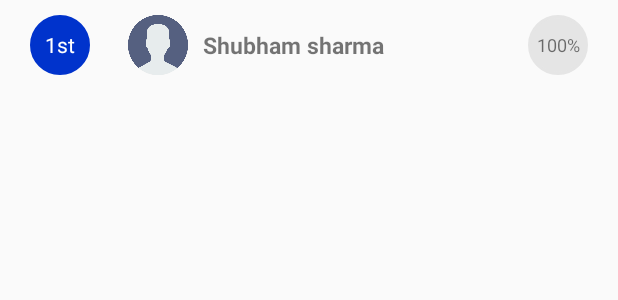
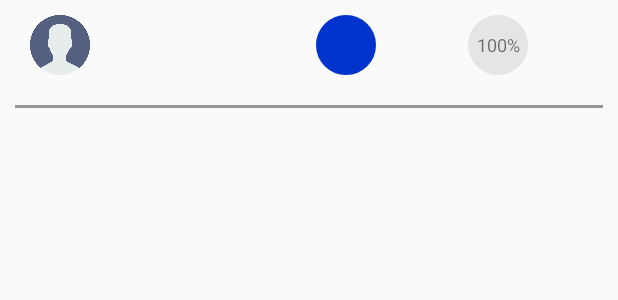
Before and after one commit to SHARMAHOSK/ITIFIGHTER, an Android app: the layout activity_leader_board_xyz.xml on its own in the app's theme, with its tools: preview values and no code run, on a phone screen of 412 x 824 dp. Shown: the top 300 px of the screen. Run offline under Robolectric (Android 15) with nearby library versions, the phone set to English and light mode, and no system bars.

Commit message:
leader board design updated

```diff
--- a/app/src/main/res/layout/activity_leader_board_xyz.xml
+++ b/app/src/main/res/layout/activity_leader_board_xyz.xml
@@ -4,33 +4,23 @@
     xmlns:tools="http://schemas.android.com/tools"
     android:layout_width="match_parent"
     android:layout_height="wrap_content"
-    android:orientation="horizontal"
+    android:orientation="vertical"
     tools:context=".LeaderBoardXyz">
         <LinearLayout
             android:layout_width="match_parent"
             android:layout_height="wrap_content"
             android:layout_margin="10dp">
-        <TextView
-            android:id="@+id/LeaderBoardRank"
-            android:layout_width="40dp"
-            android:layout_height="40dp"
-            android:background="@drawable/rounded_text"
-            android:backgroundTint="@color/blue2"
-            android:textColor="@color/white"
-            android:gravity="center"
-            android:layout_marginStart="10dp"
-            android:layout_gravity="center|start"
-            android:text="1st" />
             <ImageView
                 android:id="@+id/LeaderBoardUserImage"
                 android:layout_width="40dp"
                 android:layout_height="40dp"
                 android:background="@drawable/rounded_text"
                 android:src="@drawable/user"
-            android:layout_marginStart="25dp"/>
+                android:layout_marginStart="10dp"/>
             <LinearLayout
                 android:layout_width="wrap_content"
                 android:layout_height="40dp"
+                android:layout_weight="1"
                 android:layout_marginStart="10dp"
                 android:orientation="vertical">
                 <TextView
@@ -41,7 +31,7 @@
                     android:textStyle="bold"
                     android:layout_gravity="center"
                     android:gravity="center"
-                android:text="Shubham sharma"/>
+                    android:text=""/>
                 <!--<TextView
                     android:layout_width="wrap_content"
                     android:layout_height="wrap_content"
@@ -51,12 +41,22 @@
                     android:id="@+id/LeaderBoardSection"
                     android:text="Fitter"/>-->
             </LinearLayout>
+            <TextView
+                android:id="@+id/LeaderBoardRank"
+                android:layout_width="40dp"
+                android:layout_height="40dp"
+                android:background="@drawable/rounded_text"
+                android:backgroundTint="@color/blue2"
+                android:textColor="@color/white"
+                android:gravity="center"
+                android:layout_marginStart="40dp"
+                android:layout_gravity="center|start"/>
             <LinearLayout
-            android:layout_width="wrap_content"
+                android:layout_width="0dp"
                 android:layout_height="wrap_content"
                 android:layout_gravity="center"
                 android:gravity="end"
-            android:layout_marginEnd="10dp"
+                android:layout_marginEnd="50dp"
                 android:layout_weight="1">
                 <TextView
                     android:id="@+id/LeaderBoardScore"
@@ -69,4 +69,13 @@
                     android:background="@drawable/rounded_text"/>
             </LinearLayout>
         </LinearLayout>
+    <LinearLayout
+        android:layout_width="match_parent"
+        android:layout_height="wrap_content"
+        android:layout_margin="10sp">
+        <TextView
+            android:layout_width="match_parent"
+            android:layout_height="2sp"
+            android:background="@color/black_overlay"/>
     </LinearLayout>
+    </LinearLayout>
--- a/app/src/main/res/values/strings.xml
+++ b/app/src/main/res/values/strings.xml
@@ -103,6 +103,7 @@
 
     <string name="hello_first_fragment">Hello first fragment</string>
     <string name="hello_second_fragment">Hello second fragment. Arg: %1$s</string>
+    <string name="prev">PREV</string>
 
 
 </resources>
```
Also changed, not shown: app/src/main/res/layout/activity_test_leader_board.xml (+49 -8 lines), app/src/main/res/layout/activity_test_questions.xml (+22 -8 lines). Lines whose indentation alone changed are shown as unchanged.
